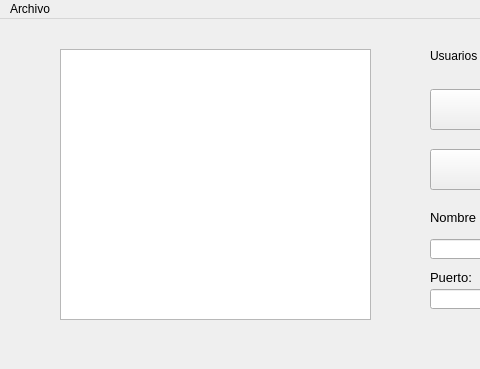
Above: Server/mainwindow.ui from GrageraE/App-Mensajeria before the change; both pictures show x 0 to 480 and y 0 to 369 of the 693 by 369 pixel window. Below: the same form after it.
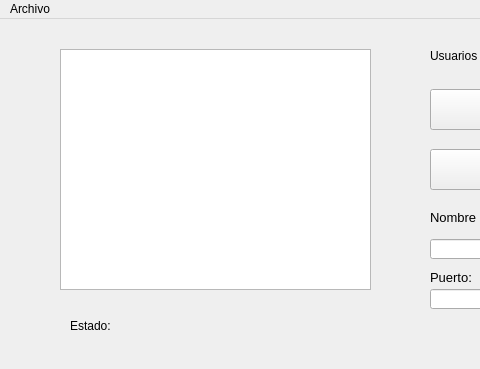
That is the form after the change.

Diff of the .ui file:
```diff
--- a/Server/mainwindow.ui
+++ b/Server/mainwindow.ui
@@ -20,7 +20,7 @@
       <x>60</x>
       <y>30</y>
       <width>311</width>
-      <height>271</height>
+      <height>241</height>
      </rect>
     </property>
    </widget>
@@ -152,6 +152,42 @@
      <string/>
     </property>
    </widget>
+   <widget class="QLabel" name="label_4">
+    <property name="geometry">
+     <rect>
+      <x>70</x>
+      <y>300</y>
+      <width>41</width>
+      <height>14</height>
+     </rect>
+    </property>
+    <property name="font">
+     <font>
+      <pointsize>9</pointsize>
+     </font>
+    </property>
+    <property name="text">
+     <string>Estado:</string>
+    </property>
+   </widget>
+   <widget class="QLabel" name="estado">
+    <property name="geometry">
+     <rect>
+      <x>130</x>
+      <y>300</y>
+      <width>151</width>
+      <height>16</height>
+     </rect>
+    </property>
+    <property name="font">
+     <font>
+      <pointsize>9</pointsize>
+     </font>
+    </property>
+    <property name="text">
+     <string/>
+    </property>
+   </widget>
   </widget>
   <widget class="QMenuBar" name="menubar">
    <property name="geometry">
```
